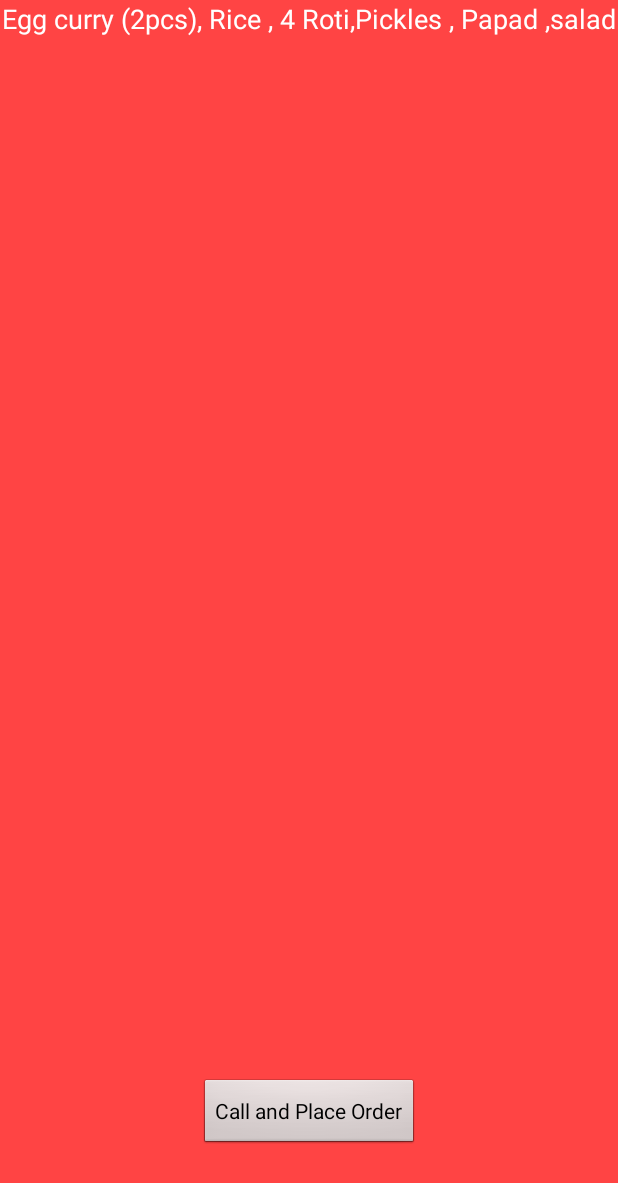
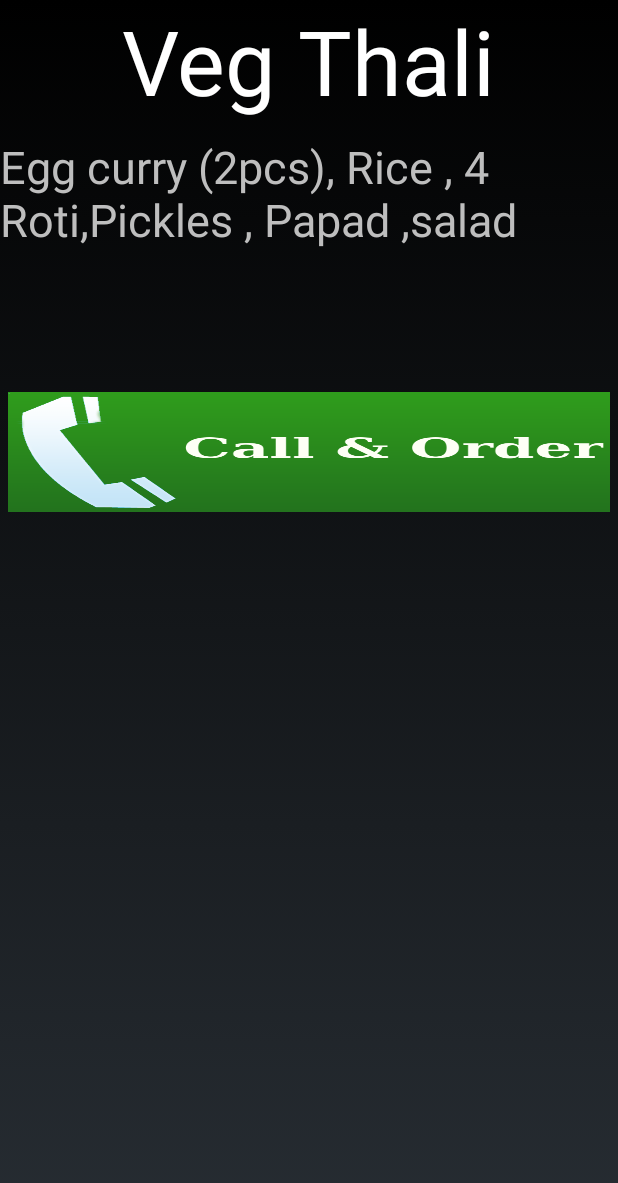
Before and after one commit to ranjanravi/MealBox-Android-App, an Android app: the screen it shows after launch (DetailActivity), after a tap on "Egg Meal", on a phone screen of 412 x 824 dp. Shown: the top 1183 px of the screen. Run offline under Robolectric (Android 15) with nearby library versions, the phone set to English and light mode, and no system bars.

Commit message:
Updated the UI.. Everything functioning.

```diff
--- a/app/src/main/java/app/mealbox/com/mealboxapp/activity/LauncherActivity.java
+++ b/app/src/main/java/app/mealbox/com/mealboxapp/activity/LauncherActivity.java
@@ -11,6 +11,7 @@ import android.view.Menu;
 import android.view.MenuItem;
 import android.view.View;
 import android.widget.AdapterView;
+import android.widget.GridView;
 import android.widget.ListView;
 
 import org.json.JSONArray;
@@ -45,7 +46,8 @@ public class LauncherActivity extends Activity {
         super.onCreate(savedInstanceState);
         setContentView(R.layout.activity_launcher);
 
-        ListView itemList = (ListView) findViewById(R.id.item_list);
+        GridView itemList = (GridView) findViewById(R.id.item_list);
+//        itemList.setLayoutParams(new GridView.LayoutParams(GridView.AUTO_FIT, 200));
         lunchItemModelList = new ArrayList<LunchItemModel>();
 
         // Getting the JSON data
@@ -80,6 +82,7 @@ public class LauncherActivity extends Activity {
 
 
         itemList.setAdapter(new LunchItemListAdapter(this, R.layout.list_item, lunchItemModelList));
+
         itemList.setOnItemClickListener(new AdapterView.OnItemClickListener() {
             @Override
             public void onItemClick(AdapterView<?> adapterView, View view, int i, long l) {
--- a/app/src/main/java/app/mealbox/com/mealboxapp/data/LunchItemListAdapter.java
+++ b/app/src/main/java/app/mealbox/com/mealboxapp/data/LunchItemListAdapter.java
@@ -11,7 +11,9 @@ import android.content.Context;
 import android.widget.LinearLayout;
 import android.widget.TextView;
 
+import java.util.HashMap;
 import java.util.List;
+import java.util.Map;
 
 import app.mealbox.com.mealboxapp.R;
 
@@ -23,6 +25,15 @@ public class LunchItemListAdapter extends ArrayAdapter<LunchItemModel>{
     private final Context mContext;
     private final List<LunchItemModel> lunchItemModelList;
     private final int layoutResId;
+
+    private static HashMap<String, Integer> backgrounds = new HashMap<String, Integer>() ;
+    {
+        backgrounds.put("Veg Meal", R.drawable.veg_thali);
+        backgrounds.put("Special Veg Meal", R.drawable.veg_thali);
+        backgrounds.put("Egg Meal", R.drawable.chicken_biryani);
+        backgrounds.put("Chicken Meal", R.drawable.non_veg_thali);
+    }
+
 
     public LunchItemListAdapter(Context context, int layoutResId, List<LunchItemModel> lunchItemModelList) {
         super(context, layoutResId, lunchItemModelList);
@@ -39,11 +50,13 @@ public class LunchItemListAdapter extends ArrayAdapter<LunchItemModel>{
             convertView = layoutInflater.inflate(layoutResId,parent,false);
         }
         LunchItemModel lunchItemModel = lunchItemModelList.get(position);
-        ((TextView)convertView.findViewById(R.id.item_description)).setText(lunchItemModel.getTitle());
-        if(!lunchItemModel.isVeg()) {
-            ((LinearLayout)convertView.findViewById(R.id.list_item)).setBackground(mContext.getResources().getDrawable(R.drawable.red_gradient));
-        }
+
+        ((LinearLayout)convertView.findViewById(R.id.list_item)).setBackground(
+                mContext.getResources().getDrawable(backgrounds.get(lunchItemModel.getTitle())));
+
         ((TextView)convertView.findViewById(R.id.item_sub_description)).setText(lunchItemModel.getShortDescription());
+        int price = (int) lunchItemModel.getItemPrice();
+        ((TextView)convertView.findViewById(R.id.price)).setText(new Integer(price).toString());
 
         return convertView;
     }
--- a/app/src/main/res/drawable/list_background_red.xml
+++ /dev/null
@@ -1,6 +0,0 @@
-<?xml version="1.0" encoding="utf-8"?>
-<selector xmlns:android="http://schemas.android.com/apk/res/android">
-    <item android:state_focused="true" android:drawable="@drawable/your_imagename_while_focused"/>
-    <item android:state_pressed="true" android:drawable="@drawable/your_imagename_while_pressed" />
-    <item android:drawable="@drawable/image_name_while_notpressed" />
-</selector>
--- a/app/src/main/res/drawable/red_gradient.xml
+++ b/app/src/main/res/drawable/red_gradient.xml
@@ -1,12 +1,28 @@
-<?xml version="1.0" encoding="utf-8"?>
 <selector xmlns:android="http://schemas.android.com/apk/res/android">
+    <item android:state_pressed="true">
+        <layer-list>
+            <item android:left="4dp" android:top="4dp">
+                <shape>
+                    <solid android:color="#000000" />
+
+                </shape>
+            </item>
+        </layer-list>
+    </item>
     <item>
-        <shape>
-            <gradient
-                android:startColor="#D62D13"
-                android:centerColor="#C42911"
-                android:endColor="#9E210E"
-                android:angle="90" />
-        </shape>
+        <layer-list>
+            <!-- SHADOW LAYER -->
+            <item android:left="4dp" android:top="4dp">
+                <shape>
+                    <solid android:color="#66000000" />
+                </shape>
+            </item>
+            <!-- CONTENT LAYER -->
+            <item android:bottom="4dp" android:right="4dp">
+                <shape>
+                    <solid android:color="#111111" />
+                </shape>
+            </item>
+        </layer-list>
     </item>
 </selector>
--- a/app/src/main/res/layout/detail_page.xml
+++ b/app/src/main/res/layout/detail_page.xml
@@ -1,36 +1,43 @@
 <?xml version="1.0" encoding="utf-8"?>
 
-<RelativeLayout xmlns:android="http://schemas.android.com/apk/res/android"
+<LinearLayout xmlns:android="http://schemas.android.com/apk/res/android"
     android:orientation="vertical" android:layout_width="match_parent"
-    android:layout_height="match_parent"
-
-    android:background="@android:color/holo_red_light">
+    android:layout_height="match_parent">
 
     <TextView
         android:layout_width="wrap_content"
         android:layout_height="wrap_content"
         android:textAppearance="?android:attr/textAppearanceMedium"
-        android:text="Medium Text"
-        android:id="@+id/lunch_detail"
+        android:text="Veg Thali"
+        android:textSize="60dp"
+        android:id="@+id/lunch_title"
         android:layout_gravity="center_horizontal"
         android:layout_alignParentTop="true"
         android:layout_centerHorizontal="true" />
+
+    <TextView
+        android:layout_width="wrap_content"
+        android:layout_height="wrap_content"
+        android:text="Medium Text"
+        android:textSize="30dp"
+        android:paddingTop="10dp"
+        android:id="@+id/lunch_detail"
+        android:layout_gravity="center_horizontal"/>
 
     <ImageView
         android:layout_width="wrap_content"
         android:layout_height="wrap_content"
         android:id="@+id/meal_image"
-        android:layout_below="@+id/textView"
         android:layout_centerHorizontal="true"
         android:layout_marginTop="89dp" />
 
     <Button
         android:layout_width="wrap_content"
-        android:layout_height="wrap_content"
-        android:text="Call and Place Order"
+        android:layout_height="80dp"
         android:id="@+id/call_buttonbutton"
+        android:background="@drawable/call_button"
         android:layout_alignParentBottom="true"
         android:layout_centerHorizontal="true"
         android:onClick="onCallButtonClick"
-        android:layout_marginBottom="57dp" />
-</RelativeLayout>
+        android:layout_margin="5dp" />
+</LinearLayout>
--- a/app/src/main/res/values/dimens.xml
+++ b/app/src/main/res/values/dimens.xml
@@ -5,5 +5,6 @@
     <dimen name="activity_title_size">30sp</dimen>
     <dimen name="logo_width">60dp</dimen>
     <dimen name="logo_height">60dp</dimen>
-
+    <dimen name="tile_height">200dp</dimen>
+    <dimen name="tile_width">200dp</dimen>
 </resources>
```
Also changed, not shown: app/src/main/res/drawable/green_gradient.xml (+11 -13 lines), app/src/main/res/layout/activity_launcher.xml (+7 -3 lines), app/src/main/res/layout/list_item.xml (+15 -32 lines), app/src/main/res/drawable-hdpi/vegetarian.png (added), app/src/main/res/drawable-mdpi/vegetarian.png (added), app/src/main/res/drawable-xhdpi/vegetarian.png (added), app/src/main/res/drawable-xxhdpi/vegetarian.png (added), app/src/main/res/drawable/call_button.png (added), app/src/main/res/drawable/chicken_biryani.png (added), app/src/main/res/drawable/healthy_thali.png (added), app/src/main/res/drawable/non_veg_thali.png (added), app/src/main/res/drawable/veg_thali.png (added).
